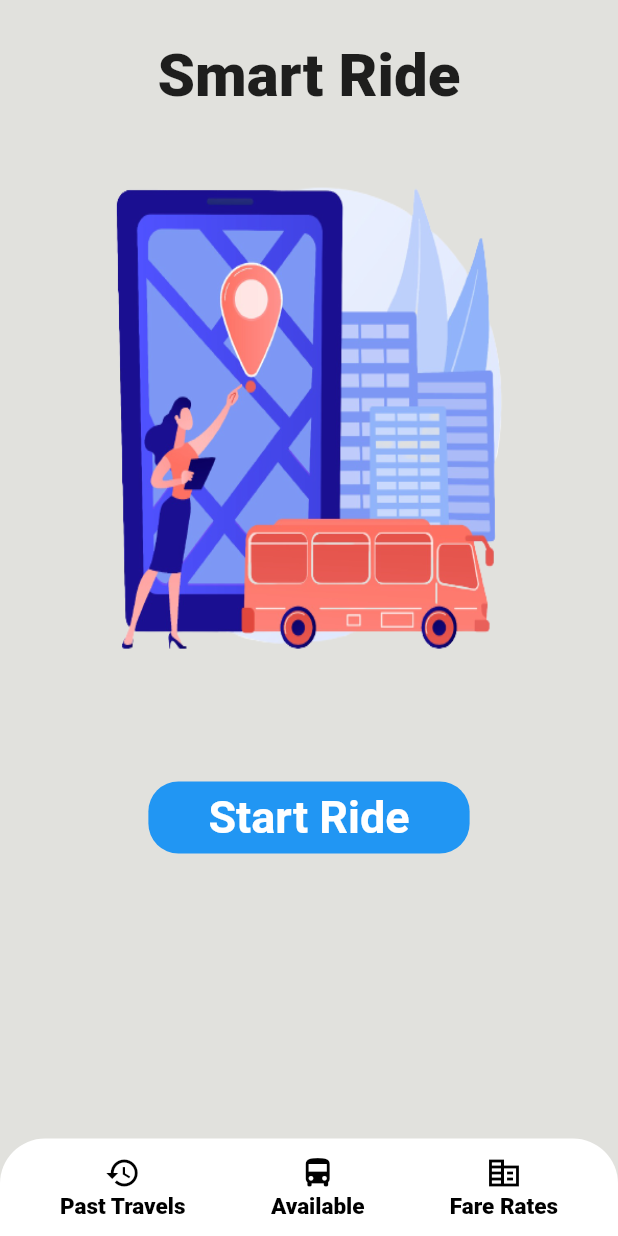
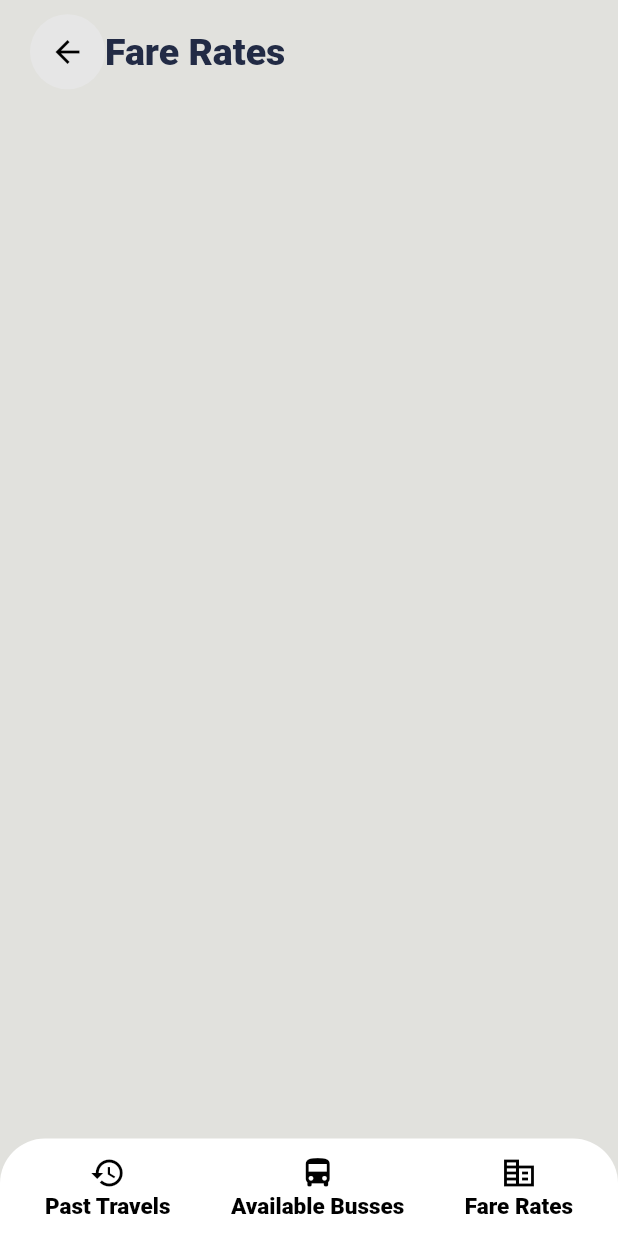
Before and after one commit to Group-29-3rd-Year/smart_ride_app, a Flutter app: the StartScreen screen opened directly, after a tap on "Fare Rates", on a phone screen of 412 x 824 dp. Run offline on Flutter 3.47's test engine with Material 2 defaults, Android fonts, the phone set to English and light mode, and no system bars.

Commit message:
add nav bar --> screens

```diff
--- /dev/null
+++ b/lib/screens/fare_rates_screen.dart
@@ -0,0 +1,121 @@
+import 'package:flutter/material.dart';
+import 'package:smart_ride_app/constraints.dart';
+import 'package:smart_ride_app/screens/available_bus_map_screen.dart';
+import 'package:smart_ride_app/screens/past_travel_screen.dart';
+import 'package:smart_ride_app/screens/start_screen.dart';
+import 'package:smart_ride_app/widgets/bottom_nav_item.dart';
+
+class FareRates extends StatelessWidget {
+  const FareRates({
+    Key key
+  }) : super(key: key);
+
+  @override
+  Widget build(BuildContext context) {
+    return Scaffold(
+      body: Stack(
+        children: <Widget>[
+          SafeArea(
+            child: Padding(
+              padding: const EdgeInsets.symmetric(horizontal: 20),
+              child: Column(
+                children: <Widget>[
+                  Row(
+                      children: <Widget>[
+
+                          Container(
+                                  height: 50,
+                                  width: 50,
+                                  decoration: BoxDecoration(
+                                    shape: BoxShape.circle,
+                                    color: SShadowColor,
+                                  ),
+                              child: IconButton(
+                                  icon: new Icon(Icons.arrow_back),
+                                  color: Colors.black,
+                                  onPressed: () {
+                                    Navigator.push(
+                                    context,
+                                      MaterialPageRoute(builder: (context) {return StartScreen();})
+                                    );
+                                  },
+                              ),
+                          ),
+
+                          Padding(
+                              padding: const EdgeInsets.symmetric(vertical: 20.0),
+                              child: Text(
+                                "Fare Rates",
+                                textAlign: TextAlign.center,
+                                style: Theme.of(context)
+                                          .textTheme
+                                          .headline4
+                                          .copyWith(
+                                         fontWeight: FontWeight.w900,
+                                         fontSize: 25,
+                                      ),
+                            ),
+                          ),
+
+                      ],
+                  ),
+                ],
+              ),
+            ),
+          ),
+        ],
+      ),
+
+      bottomNavigationBar: Container( //navigation bar
+          decoration: BoxDecoration(
+            borderRadius: BorderRadius.only(
+                    topLeft: Radius.circular(30),
+                    topRight: Radius.circular(30),
+            ),
+            color: Colors.white,
+          ),
+          padding: EdgeInsets.symmetric(horizontal: 20, vertical: 10),
+          height: 65,
+
+          child: Row(
+            mainAxisAlignment: MainAxisAlignment.spaceBetween,
+            children: <Widget>[
+
+              BottomNavItem(
+                title: "Past Travels",
+                botIcon: Icons.history,
+                press: () {
+                  Navigator.push(
+                    context,
+                    MaterialPageRoute(
+                      builder: (context) {return PastTravels();}
+                    )
+                  );
+                },
+              ),
+
+              BottomNavItem(
+                title: "Available Busses",
+                botIcon: Icons.directions_bus,
+                press: () {
+                  Navigator.push(
+                    context,
+                    MaterialPageRoute(
+                      builder: (context) {return AvailableBusMap();}
+                    )
+                  );
+                },
+              ),
+
+              BottomNavItem(
+                title: "Fare Rates",
+                botIcon: Icons.corporate_fare,
+                press: () {},
+              ),
+            ]
+
+          ),
+        ),
+    );
+  }
+}
--- /dev/null
+++ b/lib/screens/past_travel_screen.dart
@@ -0,0 +1,121 @@
+import 'package:flutter/material.dart';
+import 'package:smart_ride_app/constraints.dart';
+import 'package:smart_ride_app/screens/available_bus_map_screen.dart';
+import 'package:smart_ride_app/screens/fare_rates_screen.dart';
+import 'package:smart_ride_app/screens/start_screen.dart';
+import 'package:smart_ride_app/widgets/bottom_nav_item.dart';
+
+class PastTravels extends StatelessWidget {
+  const PastTravels({
+    Key key
+  }) : super(key: key);
+
+  @override
+  Widget build(BuildContext context) {
+    return Scaffold(
+      body: Stack(
+        children: <Widget>[
+          SafeArea(
+            child: Padding(
+              padding: const EdgeInsets.symmetric(horizontal: 20),
+              child: Column(
+                children: <Widget>[
+                  Row(
+                      children: <Widget>[
+
+                          Container(
+                                  height: 50,
+                                  width: 50,
+                                  decoration: BoxDecoration(
+                                    shape: BoxShape.circle,
+                                    color: SShadowColor,
+                                  ),
+                              child: IconButton(
+                                  icon: new Icon(Icons.arrow_back),
+                                  color: Colors.black,
+                                  onPressed: () {
+                                    Navigator.push(
+                                    context,
+                                      MaterialPageRoute(builder: (context) {return StartScreen();})
+                                    );
+                                  },
+                              ),
+                          ),
+
+                          Padding(
+                              padding: const EdgeInsets.symmetric(vertical: 20.0),
+                              child: Text(
+                                "Past Travel Details",
+                                textAlign: TextAlign.center,
+                                style: Theme.of(context)
+                                          .textTheme
+                                          .headline4
+                                          .copyWith(
+                                         fontWeight: FontWeight.w900,
+                                         fontSize: 25,
+                                      ),
+                            ),
+                          ),
+
+                      ],
+                  ),
+                ],
+              ),
+            ),
+          ),
+        ],
+      ),
+
+      bottomNavigationBar: Container( //navigation bar
+          decoration: BoxDecoration(
+            borderRadius: BorderRadius.only(
+                    topLeft: Radius.circular(30),
+                    topRight: Radius.circular(30),
+            ),
+            color: Colors.white,
+          ),
+          padding: EdgeInsets.symmetric(horizontal: 20, vertical: 10),
+          height: 65,
+
+          child: Row(
+            mainAxisAlignment: MainAxisAlignment.spaceBetween,
+            children: <Widget>[
+
+              BottomNavItem(
+                title: "Past Travels",
+                botIcon: Icons.history,
+                press: () {},
+              ),
+
+              BottomNavItem(
+                title: "Available Busses",
+                botIcon: Icons.directions_bus,
+                press: () {
+                  Navigator.push(
+                    context,
+                    MaterialPageRoute(
+                      builder: (context) {return AvailableBusMap();}
+                    )
+                  );
+                },
+              ),
+
+              BottomNavItem(
+                title: "Fare Rates",
+                botIcon: Icons.corporate_fare,
+                press: () {
+                  Navigator.push(
+                    context,
+                    MaterialPageRoute(
+                      builder: (context) {return FareRates();}
+                    )
+                  );
+                },
+              ),
+            ]
+
+          ),
+        ),
+    );
+  }
+}
--- a/lib/screens/start_screen.dart
+++ b/lib/screens/start_screen.dart
@@ -1,4 +1,7 @@
 import 'package:flutter/material.dart';
+import 'package:smart_ride_app/screens/available_bus_map_screen.dart';
+import 'package:smart_ride_app/screens/fare_rates_screen.dart';
+import 'package:smart_ride_app/screens/past_travel_screen.dart';
 import 'package:smart_ride_app/widgets/bottom_nav_item.dart';
 
 class StartScreen extends StatelessWidget {
@@ -92,19 +95,40 @@ class StartScreen extends StatelessWidget {
               BottomNavItem(
                 title: "Past Travels",
                 botIcon: Icons.history,
-                press: () {},
+                press: () {
+                  Navigator.push(
+                    context,
+                    MaterialPageRoute(
+                      builder: (context) {return PastTravels();}
+                    )
+                  );
+                },
               ),
 
               BottomNavItem(
-                title: "Available",
+                title: "Available Busses",
                 botIcon: Icons.directions_bus,
-                press: () {},
+                press: () {
+                  Navigator.push(
+                    context,
+                    MaterialPageRoute(
+                      builder: (context) {return AvailableBusMap();}
+                    )
+                  );
+                },
               ),
 
               BottomNavItem(
                 title: "Fare Rates",
                 botIcon: Icons.corporate_fare,
-                press: () {},
+                press: () {
+                  Navigator.push(
+                    context,
+                    MaterialPageRoute(
+                      builder: (context) {return FareRates();}
+                    )
+                  );
+                },
               ),
             ]
 
--- a/lib/widgets/bottom_nav_item.dart
+++ b/lib/widgets/bottom_nav_item.dart
@@ -16,7 +16,7 @@ class BottomNavItem extends StatelessWidget {
     return GestureDetector(
       onTap: press,
         child: Padding(
-          padding: const EdgeInsets.symmetric(horizontal: 20),
+          padding: const EdgeInsets.symmetric(horizontal: 10),
           child: Column (
             mainAxisAlignment: MainAxisAlignment.spaceAround,
             children: <Widget>[
@@ -36,8 +36,8 @@ class BottomNavItem extends StatelessWidget {
               ),
 
             ]
+          ),
       ),
-        ),
     );
   }
 }
```
Also changed, not shown: lib/screens/available_bus_map_screen.dart (added, +135 -0 lines).
